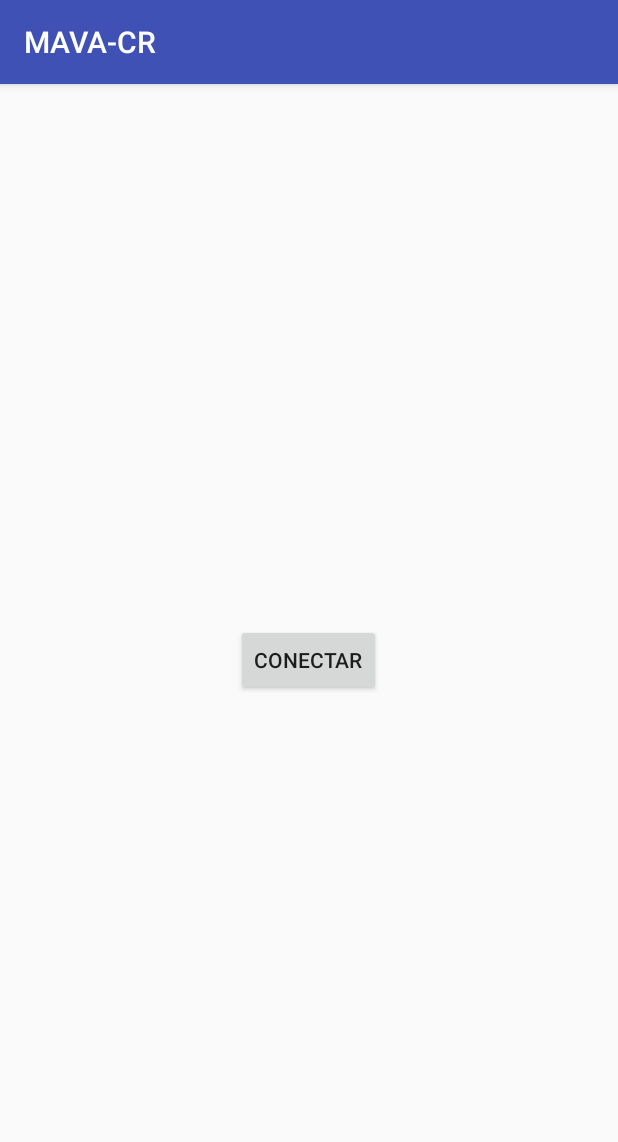
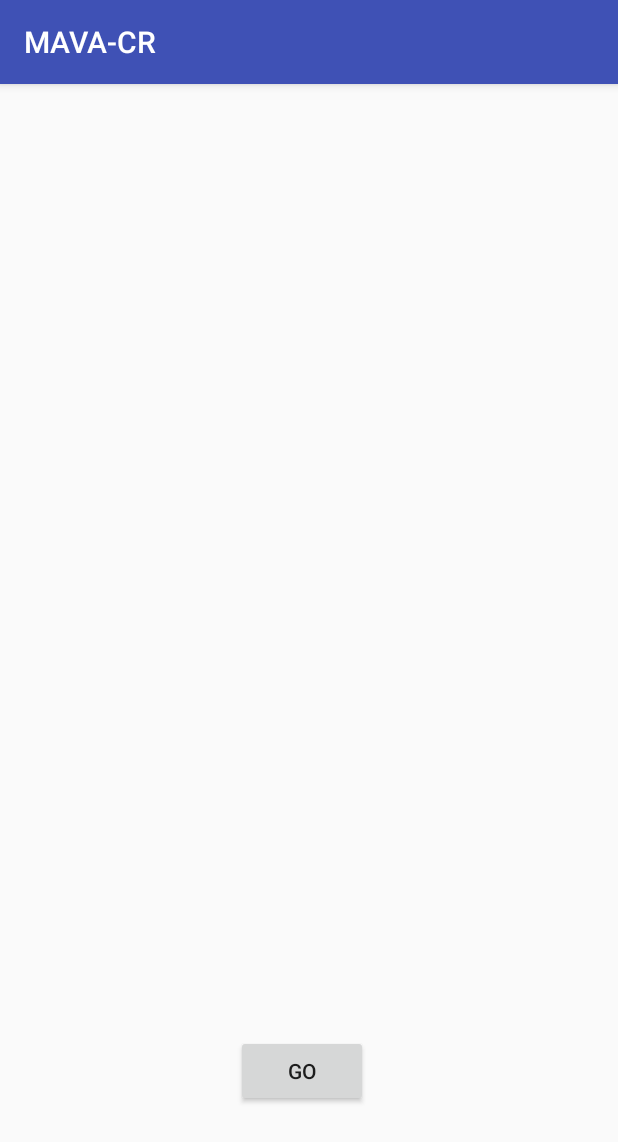
Before and after one commit to AMAV/MAVA-CR, an Android app: the screen it shows after launch (MainActivity), after a tap on "CONECTAR", on a phone screen of 412 x 824 dp. Shown: the top 1142 px of the screen. Run offline under Robolectric (Android 15) with nearby library versions, the phone set to English and light mode, and no system bars.

Commit message:
Prueba conexion

```diff
--- a/app/src/main/java/com/example/ur/mava_cr/MainActivity.java
+++ b/app/src/main/java/com/example/ur/mava_cr/MainActivity.java
@@ -9,12 +9,15 @@ import android.content.Intent;
 import android.content.IntentFilter;
 import android.os.Bundle;
 import android.support.v7.app.AppCompatActivity;
+import android.view.MotionEvent;
 import android.view.View;
 import android.widget.AdapterView;
+import android.widget.Button;
 import android.widget.ListView;
 import android.widget.Toast;
 
 import java.io.IOException;
+import java.io.OutputStream;
 import java.util.ArrayList;
 import java.util.UUID;
 
@@ -24,6 +27,7 @@ public class MainActivity extends AppCompatActivity {
     private ArrayList<BluetoothDevice> arrayDevices;
     private BluetoothDeviceArrayAdapter arrayAdapter;
     private ListView lstDisp;
+    private OutputStream outSt = null;
     @Override
     protected void onCreate(Bundle savedInstanceState) {
         super.onCreate(savedInstanceState);
@@ -39,20 +43,39 @@ public class MainActivity extends AppCompatActivity {
                     Toast.makeText(getBaseContext(), bd.getAddress(), Toast.LENGTH_SHORT).show();
                     BluetoothSocket socket = bd.createRfcommSocketToServiceRecord(UUID.fromString("00001101-0000-1000-8000-00805f9b34fb"));
                     socket.connect();
+                    outSt = socket.getOutputStream();
+
                 } catch (IOException e) {
                     Toast.makeText(getBaseContext(), e.toString(), Toast.LENGTH_SHORT).show();
                 } catch (Exception ex) {
                     Toast.makeText(getBaseContext(), "Error al castear el objeto a textview", Toast.LENGTH_SHORT).show();
                 }
             }
+        });
+        Button conectar = (Button)findViewById(R.id.button3);
+        conectar.setOnTouchListener(new View.OnTouchListener() {
+            @Override
+            public boolean onTouch(View v, MotionEvent event) {
+                if(event.getActionMasked() == MotionEvent.ACTION_DOWN){
+                    try{
+                        outSt.write("b".getBytes());
+                    }catch (IOException ex){
 
+                    }
+                }
+                else if(event.getActionMasked() == MotionEvent.ACTION_UP){
+                    try{
+                        outSt.write("f".getBytes());
+                    }catch (IOException ex){
 
+                    }
+                }
+                return true;
+            }
+        });
 
+    }
 
-
-
-        });
-    }
     //Suscripción de BroadcastReciver a eventos de bluetooth
     private void registrarEventosBluetooth()
     {
@@ -99,7 +122,8 @@ public class MainActivity extends AppCompatActivity {
 
 
     public void mostrarDispositivos (View view) {
-
+        Button conectar = (Button)findViewById(R.id.button);
+        conectar.setVisibility(View.INVISIBLE);
         mBluetoothAdapter = BluetoothAdapter.getDefaultAdapter();
         if (mBluetoothAdapter != null) {
             // Device does not support Bluetooth
--- a/app/src/main/res/layout/activity_main.xml
+++ b/app/src/main/res/layout/activity_main.xml
@@ -28,4 +28,14 @@
         android:layout_alignParentStart="true"
         android:layout_above="@+id/button" />
 
+    <Button
+        android:id="@+id/button3"
+        android:layout_width="wrap_content"
+        android:layout_height="wrap_content"
+        android:layout_alignLeft="@+id/button"
+        android:layout_alignParentBottom="true"
+        android:layout_alignStart="@+id/button"
+        android:layout_marginBottom="70dp"
+        android:text="@string/txtGo" />
+
 </RelativeLayout>
--- a/app/src/main/res/values/strings.xml
+++ b/app/src/main/res/values/strings.xml
@@ -1,4 +1,5 @@
 <resources>
     <string name="app_name">MAVA-CR</string>
     <string name="txtBoton">Conectar</string>
+    <string name="txtGo">GO</string>
 </resources>
```
